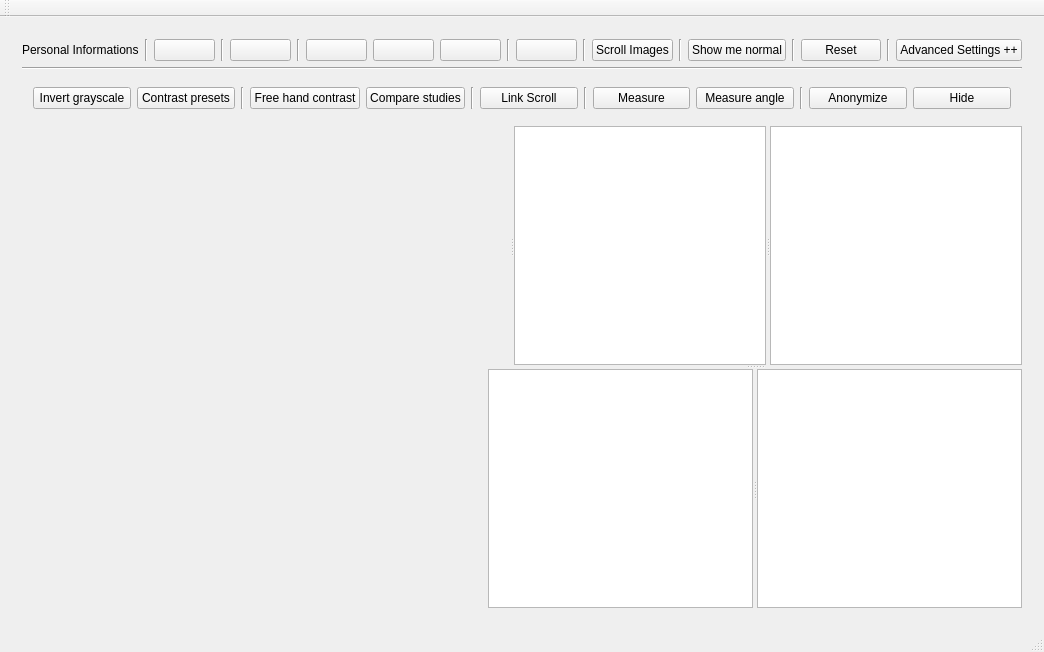
Above: mainwindow.ui from LauraHagege/QTDesignerProject before the change. Below: the same form after it.
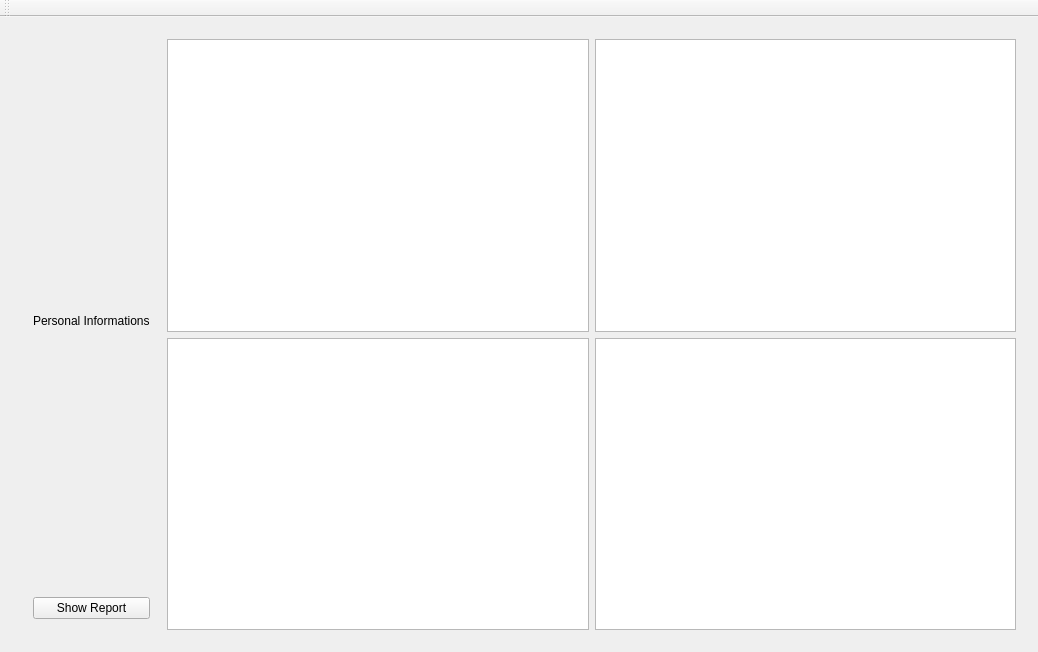
That is the form after the change.

Diff of the .ui file:
```diff
--- a/mainwindow.ui
+++ b/mainwindow.ui
@@ -13,326 +13,88 @@
   <property name="windowTitle">
    <string>MainWindow</string>
   </property>
+  <property name="iconSize">
+   <size>
+    <width>24</width>
+    <height>24</height>
+   </size>
+  </property>
   <widget class="QWidget" name="centralWidget">
    <layout class="QGridLayout" name="gridLayout_2">
     <item row="0" column="0">
-     <layout class="QVBoxLayout" name="verticalLayout">
-      <item>
-       <widget class="QWidget" name="widget" native="true">
-        <layout class="QGridLayout" name="gridLayout">
-         <item row="0" column="0" colspan="2">
-          <layout class="QHBoxLayout" name="GeneralSettings">
-           <item>
-            <layout class="QVBoxLayout" name="verticalLayout_3">
-             <item>
-              <widget class="QLabel" name="label">
-               <property name="text">
-                <string>Personal Informations</string>
-               </property>
-              </widget>
-             </item>
-            </layout>
-           </item>
-           <item>
-            <widget class="Line" name="line">
-             <property name="orientation">
-              <enum>Qt::Vertical</enum>
-             </property>
-            </widget>
-           </item>
-           <item>
-            <widget class="QPushButton" name="Zoom">
-             <property name="text">
-              <string/>
-             </property>
-            </widget>
-           </item>
-           <item>
-            <widget class="Line" name="line_2">
-             <property name="orientation">
-              <enum>Qt::Vertical</enum>
-             </property>
-            </widget>
-           </item>
-           <item>
-            <widget class="QPushButton" name="Labels">
-             <property name="text">
-              <string/>
-             </property>
-            </widget>
-           </item>
-           <item>
-            <widget class="Line" name="line_3">
-             <property name="orientation">
-              <enum>Qt::Vertical</enum>
-             </property>
-            </widget>
-           </item>
-           <item>
-            <widget class="QPushButton" name="w1">
-             <property name="text">
-              <string/>
-             </property>
-            </widget>
-           </item>
-           <item>
-            <widget class="QPushButton" name="w2">
-             <property name="text">
-              <string/>
-             </property>
-            </widget>
-           </item>
-           <item>
-            <widget class="QPushButton" name="w4">
-             <property name="text">
-              <string/>
-             </property>
-            </widget>
-           </item>
-           <item>
-            <widget class="Line" name="line_4">
-             <property name="orientation">
-              <enum>Qt::Vertical</enum>
-             </property>
-            </widget>
-           </item>
-           <item>
-            <widget class="QPushButton" name="Flag">
-             <property name="text">
-              <string/>
-             </property>
-            </widget>
-           </item>
-           <item>
-            <widget class="Line" name="line_5">
-             <property name="orientation">
-              <enum>Qt::Vertical</enum>
-             </property>
-            </widget>
-           </item>
-           <item>
-            <widget class="QPushButton" name="ScrollImages">
-             <property name="text">
-              <string>Scroll Images</string>
-             </property>
-            </widget>
-           </item>
-           <item>
-            <widget class="Line" name="line_13">
-             <property name="orientation">
-              <enum>Qt::Vertical</enum>
-             </property>
-            </widget>
-           </item>
-           <item>
-            <widget class="QPushButton" name="Example">
-             <property name="text">
-              <string>Show me normal</string>
-             </property>
-            </widget>
-           </item>
-           <item>
-            <widget class="Line" name="line_6">
-             <property name="orientation">
-              <enum>Qt::Vertical</enum>
-             </property>
-            </widget>
-           </item>
-           <item>
-            <widget class="QPushButton" name="Reset">
-             <property name="text">
-              <string>Reset</string>
-             </property>
-            </widget>
-           </item>
-           <item>
-            <widget class="Line" name="line_7">
-             <property name="orientation">
-              <enum>Qt::Vertical</enum>
-             </property>
-            </widget>
-           </item>
-           <item>
-            <widget class="QPushButton" name="Advanced">
-             <property name="text">
-              <string>Advanced Settings ++</string>
-             </property>
-            </widget>
-           </item>
-          </layout>
-         </item>
-         <item row="1" column="0" colspan="2">
-          <widget class="Line" name="line_10">
-           <property name="orientation">
-            <enum>Qt::Horizontal</enum>
-           </property>
-          </widget>
-         </item>
-         <item row="2" column="0" colspan="2">
-          <widget class="QWidget" name="AdvancedSettingsWidget" native="true">
-           <property name="minimumSize">
-            <size>
-             <width>1000</width>
-             <height>0</height>
-            </size>
-           </property>
-           <layout class="QGridLayout" name="gridLayout_3">
-            <item row="0" column="0">
-             <layout class="QHBoxLayout" name="AdvancedSettings">
-              <item>
-               <widget class="QPushButton" name="InvertGray">
-                <property name="text">
-                 <string>Invert grayscale</string>
-                </property>
-               </widget>
-              </item>
-              <item>
-               <widget class="QPushButton" name="as2">
-                <property name="text">
-                 <string>Contrast presets</string>
-                </property>
-               </widget>
-              </item>
-              <item>
-               <widget class="Line" name="line_8">
-                <property name="orientation">
-                 <enum>Qt::Vertical</enum>
-                </property>
-               </widget>
-              </item>
-              <item>
-               <widget class="QPushButton" name="pushButton_4">
-                <property name="text">
-                 <string>Free hand contrast</string>
-                </property>
-               </widget>
-              </item>
-              <item>
-               <widget class="QPushButton" name="pushButton_3">
-                <property name="text">
-                 <string>Compare studies</string>
-                </property>
-               </widget>
-              </item>
-              <item>
-               <widget class="Line" name="line_9">
-                <property name="orientation">
-                 <enum>Qt::Vertical</enum>
-                </property>
-               </widget>
-              </item>
-              <item>
-               <widget class="QPushButton" name="pushButton_2">
-                <property name="text">
-                 <string>Link Scroll</string>
-                </property>
-               </widget>
-              </item>
-              <item>
-               <widget class="Line" name="line_11">
-                <property name="orientation">
-                 <enum>Qt::Vertical</enum>
-                </property>
-               </widget>
-              </item>
-              <item>
-               <widget class="QPushButton" name="pushButton_8">
-                <property name="text">
-                 <string>Measure</string>
-                </property>
-               </widget>
-              </item>
-              <item>
-               <widget class="QPushButton" name="pushButton_9">
-                <property name="text">
-                 <string>Measure angle</string>
-                </property>
-               </widget>
-              </item>
-              <item>
-               <widget class="Line" name="line_12">
-                <property name="orientation">
-                 <enum>Qt::Vertical</enum>
-                </property>
-               </widget>
-              </item>
-              <item>
-               <widget class="QPushButton" name="Anonymize">
-                <property name="text">
-                 <string>Anonymize</string>
-                </property>
-               </widget>
-              </item>
-              <item>
-               <widget class="QPushButton" name="Hide">
-                <property name="text">
-                 <string>Hide</string>
-                </property>
-               </widget>
-              </item>
-             </layout>
+     <widget class="QWidget" name="widget" native="true">
+      <layout class="QGridLayout" name="gridLayout_4">
+       <item row="0" column="0" rowspan="2">
+        <widget class="QWidget" name="widget_2" native="true">
+         <layout class="QGridLayout" name="gridLayout_5">
+          <item row="2" column="0">
+           <widget class="QPushButton" name="Report">
+            <property name="text">
+             <string>Show Report</string>
+            </property>
+           </widget>
+          </item>
+          <item row="1" column="0">
+           <layout class="QVBoxLayout" name="verticalLayout_2"/>
+          </item>
+          <item row="0" column="0">
+           <layout class="QVBoxLayout" name="PersonalInfo">
+            <property name="sizeConstraint">
+             <enum>QLayout::SetFixedSize</enum>
+            </property>
+            <item>
+             <widget class="QLabel" name="label">
+              <property name="text">
+               <string>Personal Informations</string>
+              </property>
+             </widget>
             </item>
            </layout>
-          </widget>
+          </item>
+         </layout>
+        </widget>
+       </item>
+       <item row="0" column="1">
+        <layout class="QGridLayout" name="gridLayout">
+         <item row="0" column="1">
+          <widget class="QGraphicsView" name="graphicsView_2"/>
          </item>
-         <item row="3" column="0">
-          <widget class="QWidget" name="widget_2" native="true">
-           <widget class="QWidget" name="verticalLayoutWidget">
-            <property name="geometry">
-             <rect>
-              <x>20</x>
-              <y>80</y>
-              <width>2</width>
-              <height>2</height>
-             </rect>
-            </property>
-            <layout class="QVBoxLayout" name="verticalLayout_2"/>
-           </widget>
+         <item row="0" column="0">
+          <widget class="QGraphicsView" name="graphicsView"/>
+         </item>
+         <item row="1" column="0">
+          <widget class="QGraphicsView" name="graphicsView_3">
+           <property name="minimumSize">
+            <size>
+             <width>0</width>
+             <height>228</height>
+            </size>
+           </property>
+           <property name="layoutDirection">
+            <enum>Qt::RightToLeft</enum>
+           </property>
           </widget>
          </item>
-         <item row="3" column="1">
-          <layout class="QHBoxLayout" name="horizontalLayout_2">
-           <item>
-            <widget class="QSplitter" name="splitter_3">
-             <property name="orientation">
-              <enum>Qt::Vertical</enum>
-             </property>
-             <widget class="QSplitter" name="splitter">
-              <property name="layoutDirection">
-               <enum>Qt::LeftToRight</enum>
-              </property>
-              <property name="orientation">
-               <enum>Qt::Horizontal</enum>
-              </property>
-              <widget class="QWidget" name="verticalLayoutWidget_2">
-               <layout class="QVBoxLayout" name="verticalLayout_12"/>
-              </widget>
-              <widget class="QGraphicsView" name="graphicsView"/>
-              <widget class="QGraphicsView" name="graphicsView_2"/>
-             </widget>
-             <widget class="QSplitter" name="splitter_2">
-              <property name="orientation">
-               <enum>Qt::Horizontal</enum>
-              </property>
-              <widget class="QGraphicsView" name="graphicsView_3">
-               <property name="layoutDirection">
-                <enum>Qt::RightToLeft</enum>
-               </property>
-              </widget>
-              <widget class="QGraphicsView" name="graphicsView_4">
-               <property name="layoutDirection">
-                <enum>Qt::RightToLeft</enum>
-               </property>
-              </widget>
-             </widget>
-            </widget>
-           </item>
-          </layout>
+         <item row="1" column="1">
+          <widget class="QGraphicsView" name="graphicsView_4">
+           <property name="minimumSize">
+            <size>
+             <width>0</width>
+             <height>228</height>
+            </size>
+           </property>
+           <property name="layoutDirection">
+            <enum>Qt::RightToLeft</enum>
+           </property>
+          </widget>
          </item>
         </layout>
-       </widget>
-      </item>
-     </layout>
+       </item>
+       <item row="1" column="1">
+        <layout class="QHBoxLayout" name="horizontalLayout"/>
+       </item>
+      </layout>
+     </widget>
     </item>
    </layout>
   </widget>
@@ -354,7 +116,6 @@
     <bool>false</bool>
    </attribute>
   </widget>
-  <widget class="QStatusBar" name="statusBar"/>
  </widget>
  <layoutdefault spacing="6" margin="11"/>
  <resources/>
```
Left out of the diff: 10 changed lines with no effect on the pictures.
